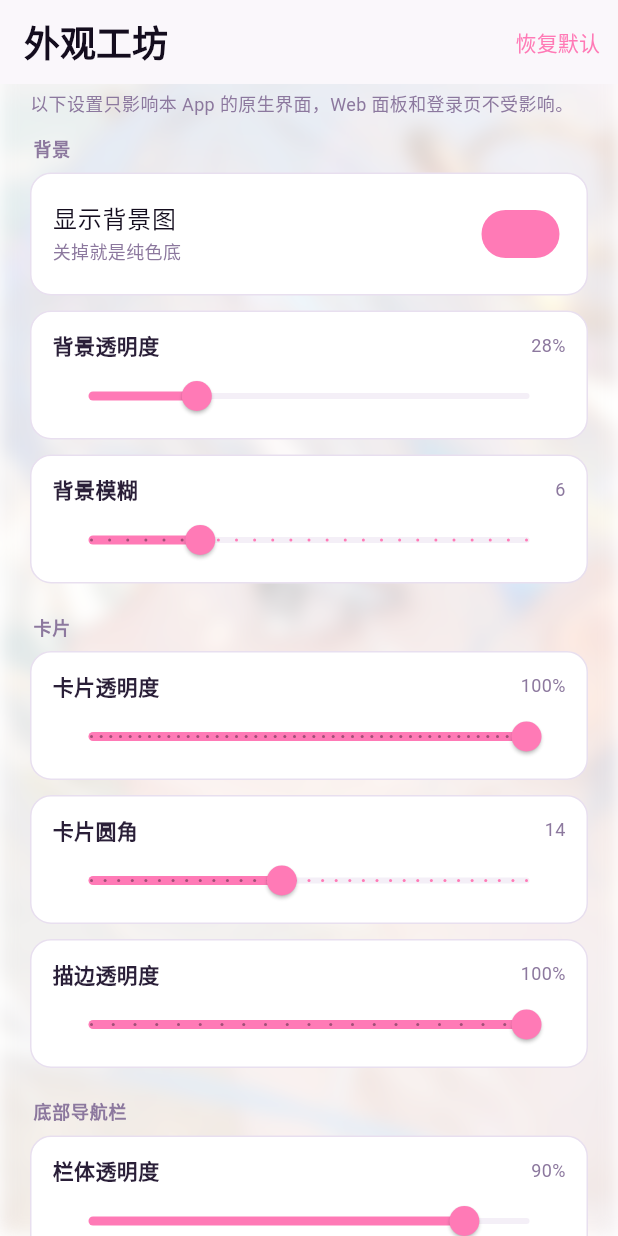
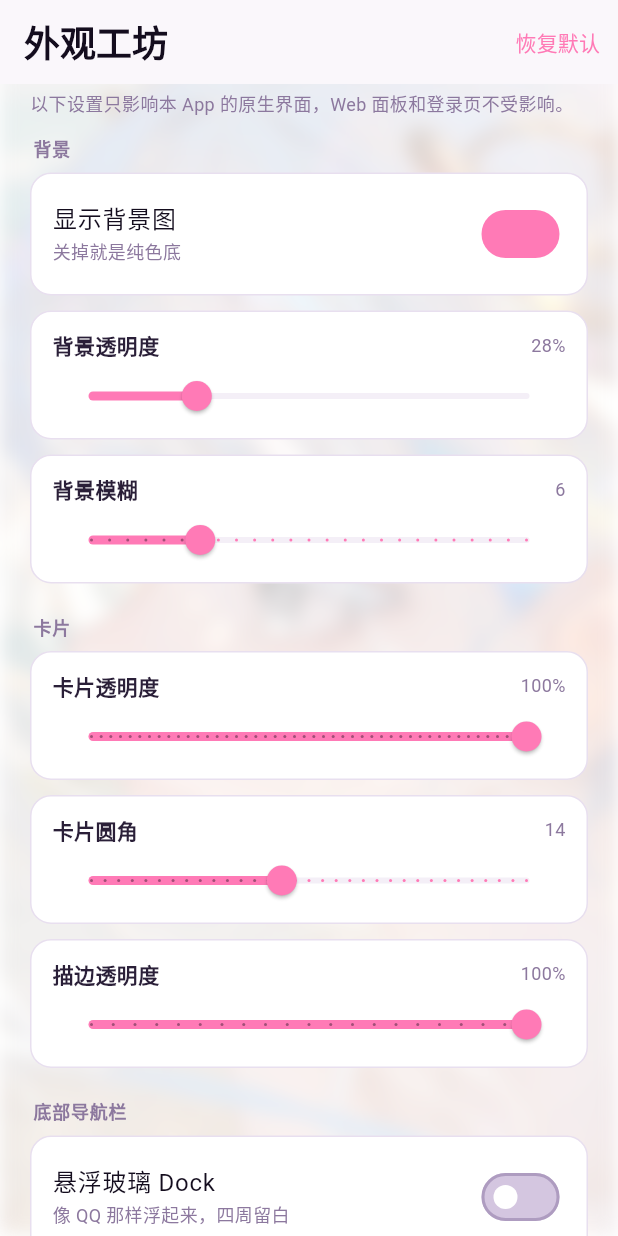
Before and after one commit to fairy9520i-beep/moxianbao-build, a Flutter app: the AppWorkshopPage screen opened by its route, on a phone screen of 412 x 824 dp. Run offline on Flutter 3.47's test engine with Material 3 defaults, Android fonts, the phone set to English and light mode, and no system bars; our stand-ins replace device_info_plus, dio, file_picker, fl_chart, flutter_riverpod, flutter_secure_storage and 6 more; missing offline and left inert: re_editor; accounts and stored records are empty.

Commit message:
feat: 工坊加入悬浮 Dock 开关

```diff
--- a/lib/features/settings/views/app_workshop_page.dart
+++ b/lib/features/settings/views/app_workshop_page.dart
@@ -120,6 +120,29 @@ class AppWorkshopPage extends ConsumerWidget {
           const SizedBox(height: 20),
           const AppSectionTitle('底部导航栏', padding: EdgeInsets.only(left: 2)),
           const SizedBox(height: 8),
+          AppCard(
+            padding: const EdgeInsets.symmetric(horizontal: 14, vertical: 4),
+            child: SwitchListTile(
+              contentPadding: EdgeInsets.zero,
+              title: const Text('悬浮玻璃 Dock'),
+              subtitle: Text(
+                '像 QQ 那样浮起来，四周留白',
+                style: TextStyle(fontSize: 12, color: surfaces.mutedText),
+              ),
+              value: appearance.navFloating,
+              activeThumbColor: AppColors.primary,
+              onChanged: (value) => apply(
+                appearance.copyWith(
+                  navFloating: value,
+                  // 打开悬浮时给一个像样的默认圆角，避免直角浮块。
+                  navRadius: value && appearance.navRadius < 12
+                      ? 22
+                      : appearance.navRadius,
+                ),
+              ),
+            ),
+          ),
+          const SizedBox(height: 10),
           _SliderTile(
             title: '栏体透明度',
             value: appearance.navOpacity,
```
